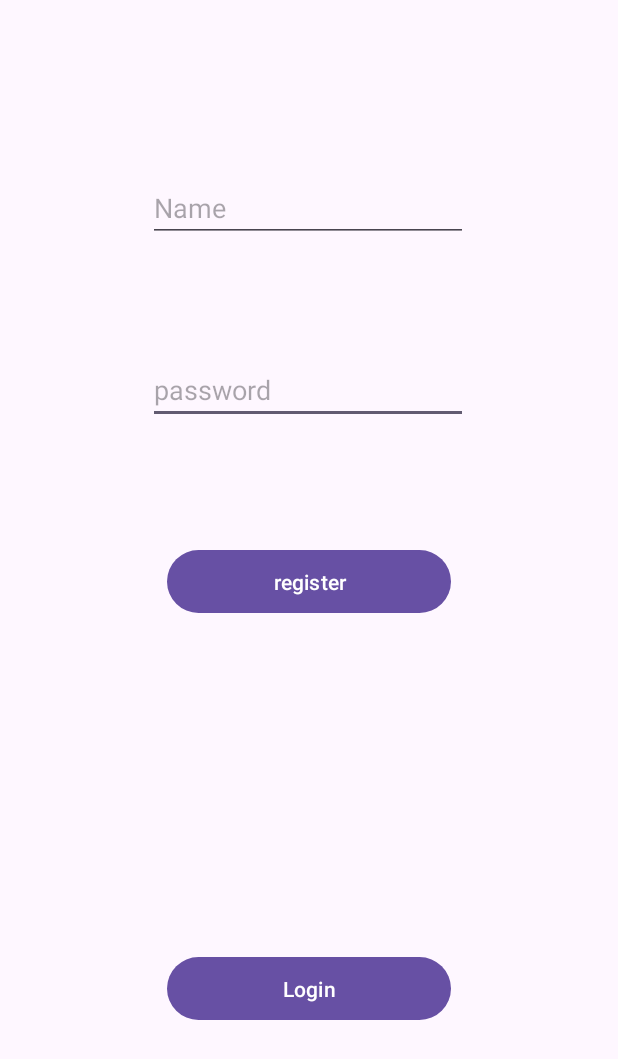
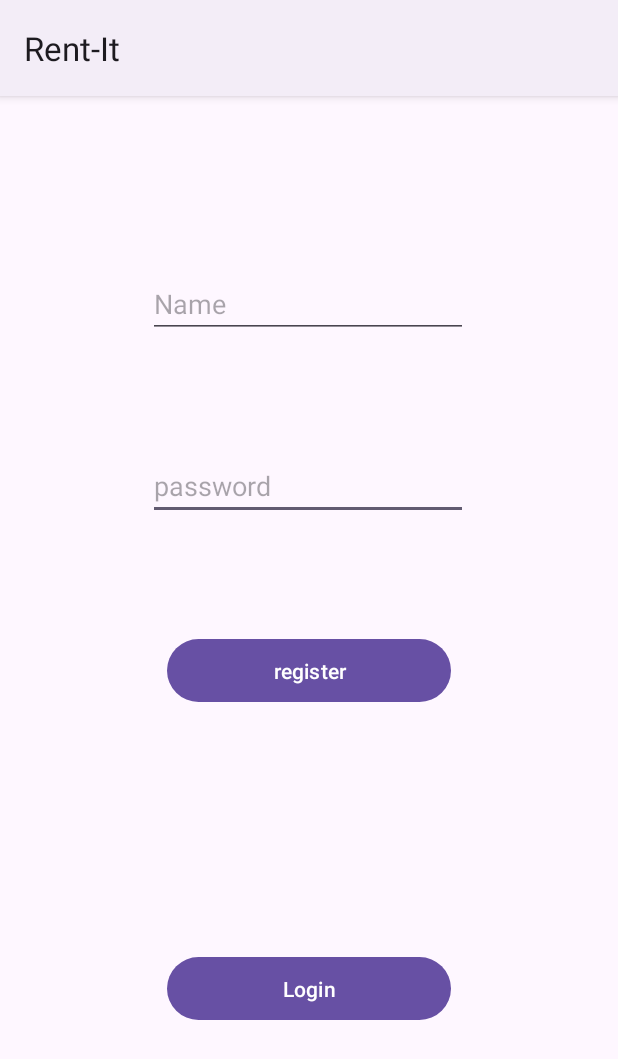
Before and after one commit to Yash-Ainapure/Rent-It, an Android app: the screen it shows after launch (MainActivity), on a phone screen of 412 x 824 dp. Shown: the top 1059 px of the screen. Run offline under Robolectric (Android 15) with nearby library versions, the phone set to English and light mode, and no system bars; our stand-ins replace Firebase (no records; nobody signed in at launch, a user with empty details on screens opened directly).

Commit message:
Sidebar added Action bar bug solved

```diff
--- a/app/src/main/res/values/themes.xml
+++ b/app/src/main/res/values/themes.xml
@@ -1,6 +1,6 @@
 <resources xmlns:tools="http://schemas.android.com/tools">
     <!-- Base application theme. -->
-    <style name="Base.Theme.RentIt" parent="Theme.Material3.DayNight.NoActionBar">
+    <style name="Base.Theme.RentIt" parent="Theme.Material3.DayNight">
         <!-- Customize your light theme here. -->
         <!-- <item name="colorPrimary">@color/my_light_primary</item> -->
     </style>
```
